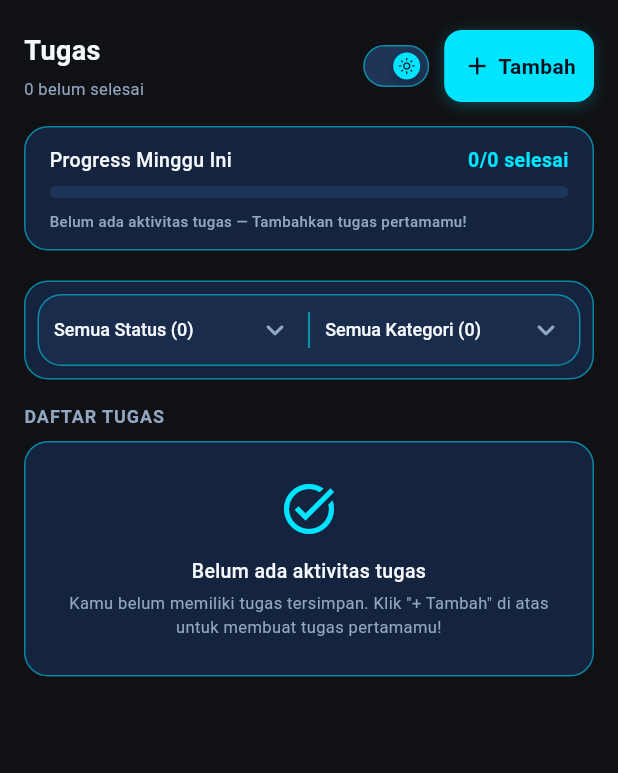
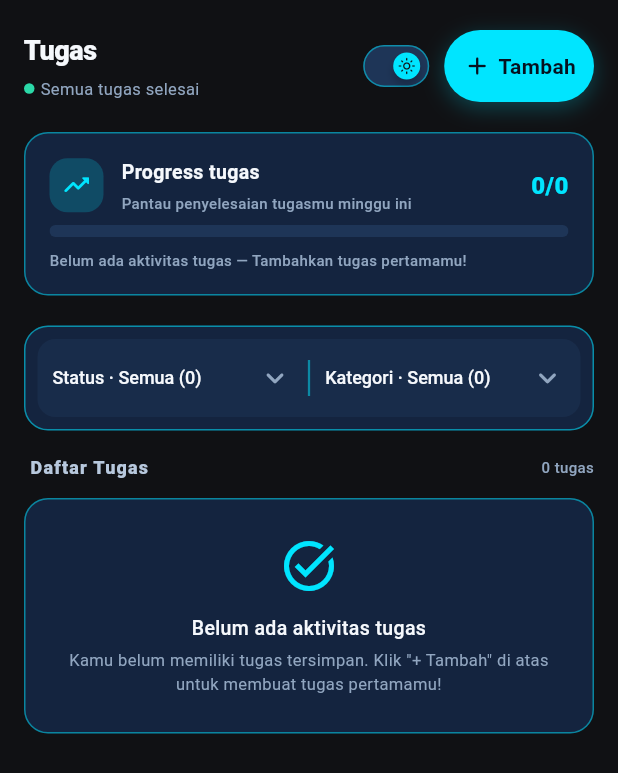
Before and after one commit to LAVOTSIRC/AturAja, a Flutter app: the TaskScreen screen opened directly with empty values, on a phone screen of 412 x 824 dp. Shown: the top 773 px of the screen. Run offline on Flutter 3.47's test engine with Material 3 defaults, Android fonts, the light colour scheme and no system bars; our stand-ins replace camera, go_router, google_fonts, permission_handler, shared_preferences; accounts and stored records are empty.

Commit message:
perbagus halaman tugas

```diff
--- a/lib/screens/task_screen.dart
+++ b/lib/screens/task_screen.dart
@@ -255,7 +255,7 @@ class _TaskScreenState extends State<TaskScreen> {
                         AppSpacing.md,
                         AppSpacing.lg,
                         AppSpacing.md,
-                        AppSpacing.xs,
+                        AppSpacing.sm,
                       ),
                       child: Row(
                         children: [
@@ -265,12 +265,33 @@ class _TaskScreenState extends State<TaskScreen> {
                               children: [
                                 Text(
                                   'Tugas',
-                                  style: AppTypography.titleLarge(c.text),
+                                  style: AppTypography.titleLarge(c.text)
+                                      .copyWith(
+                                        fontWeight: FontWeight.w800,
+                                        letterSpacing: -0.3,
+                                      ),
                                 ),
                                 const SizedBox(height: AppSpacing.xxs),
-                                Text(
-                                  '${pending.length} belum selesai',
+                                Row(
+                                  children: [
+                                    Container(
+                                      width: 7,
+                                      height: 7,
+                                      decoration: BoxDecoration(
+                                        color: pending.isEmpty
+                                            ? c.teal
+                                            : c.amber,
+                                        shape: BoxShape.circle,
+                                      ),
+                                    ),
+                                    const SizedBox(width: AppSpacing.xxs),
+                                    Text(
+                                      pending.isEmpty
+                                          ? 'Semua tugas selesai'
+                                          : '${pending.length} tugas perlu diselesaikan',
                                       style: AppTypography.meta(c.textMuted),
+                                    ),
+                                  ],
                                 ),
                               ],
                             ),
@@ -292,13 +313,13 @@ class _TaskScreenState extends State<TaskScreen> {
                               decoration: BoxDecoration(
                                 color: c.blue,
                                 borderRadius: BorderRadius.circular(
-                                  AppSpacing.sm,
+                                  AppSpacing.huge,
                                 ),
                                 boxShadow: [
                                   BoxShadow(
                                     color: c.blue.withValues(alpha: 0.25),
-                                    blurRadius: AppSpacing.xs,
-                                    offset: const Offset(0, 2),
+                                    blurRadius: AppSpacing.sm,
+                                    offset: const Offset(0, 4),
                                   ),
                                 ],
                               ),
@@ -333,22 +354,52 @@ class _TaskScreenState extends State<TaskScreen> {
                       child: AppCard(
                         padding: const EdgeInsets.symmetric(
                           horizontal: AppSpacing.md,
-                          vertical: AppSpacing.sm,
+                          vertical: AppSpacing.md,
                         ),
                         child: Column(
                           crossAxisAlignment: CrossAxisAlignment.start,
                           children: [
                             Row(
-                              mainAxisAlignment: MainAxisAlignment.spaceBetween,
-                              children: [
-                                Text(
-                                  'Progress Minggu Ini',
-                                  style: AppTypography.label(c.text),
-                                ),
-                                Text(
-                                  '${done.length}/${list.length} selesai',
-                                  style: AppTypography.label(c.blue)
-                                      .copyWith(fontWeight: FontWeight.w700),
+                              children: [
+                                Container(
+                                  width: 36,
+                                  height: 36,
+                                  decoration: BoxDecoration(
+                                    color: c.blueDim,
+                                    borderRadius: BorderRadius.circular(
+                                      AppSpacing.sm,
+                                    ),
+                                  ),
+                                  child: Icon(
+                                    Icons.trending_up_rounded,
+                                    color: c.blue,
+                                    size: AppSpacing.iconSmall,
+                                  ),
+                                ),
+                                const SizedBox(width: AppSpacing.sm),
+                                Expanded(
+                                  child: Column(
+                                    crossAxisAlignment:
+                                        CrossAxisAlignment.start,
+                                    children: [
+                                      Text(
+                                        'Progress tugas',
+                                        style: AppTypography.label(
+                                          c.text,
+                                        ).copyWith(fontWeight: FontWeight.w700),
+                                      ),
+                                      const SizedBox(height: AppSpacing.xxs),
+                                      Text(
+                                        'Pantau penyelesaian tugasmu minggu ini',
+                                        style: AppTypography.micro(c.textMuted),
+                                      ),
+                                    ],
+                                  ),
+                                ),
+                                Text(
+                                  '${done.length}/${list.length}',
+                                  style: AppTypography.title(c.blue)
+                                      .copyWith(fontWeight: FontWeight.w800),
                                 ),
                               ],
                             ),
@@ -401,7 +452,30 @@ class _TaskScreenState extends State<TaskScreen> {
                       child: Column(
                         crossAxisAlignment: CrossAxisAlignment.start,
                         children: [
-                          SectionLabel(_getFilterSectionTitle()),
+                          Padding(
+                            padding: const EdgeInsets.only(
+                              bottom: AppSpacing.sm,
+                              left: AppSpacing.xxs,
+                            ),
+                            child: Row(
+                              children: [
+                                Expanded(
+                                  child: Text(
+                                    _getFilterSectionTitle(),
+                                    style: AppTypography.caption(c.textSub)
+                                        .copyWith(
+                                          fontWeight: FontWeight.w800,
+                                          letterSpacing: 0.8,
+                                        ),
+                                  ),
+                                ),
+                                Text(
+                                  '${filtered.length} tugas',
+                                  style: AppTypography.micro(c.textMuted),
+                                ),
+                              ],
+                            ),
+                          ),
                           if (filtered.isEmpty)
                             _buildEmptyStateForFilter()
                           else
@@ -441,12 +515,13 @@ class _TaskScreenState extends State<TaskScreen> {
 
     return AppCard(
       padding: const EdgeInsets.all(AppSpacing.xs),
+      background: c.surface,
+      borderColor: c.border.withValues(alpha: 0.55),
       child: Container(
-        height: 48,
-        decoration: BoxDecoration(
-          color: c.surfaceHigh.withValues(alpha: 0.5),
-          borderRadius: BorderRadius.circular(AppSpacing.md),
-          border: Border.all(color: c.border, width: 1.0),
+        height: 52,
+        decoration: BoxDecoration(
+          color: c.surfaceHigh.withValues(alpha: 0.45),
+          borderRadius: BorderRadius.circular(AppSpacing.sm),
         ),
         child: Row(
           children: [
@@ -482,11 +557,11 @@ class _TaskScreenState extends State<TaskScreen> {
                     items: [
                       DropdownMenuItem(
                         value: TaskFilter.all,
-                        child: Text('Semua Status (${list.length})'),
+                        child: Text('Status · Semua (${list.length})'),
                       ),
                       DropdownMenuItem(
                         value: TaskFilter.pending,
-                        child: Text('Belum Selesai ($pendingCount)'),
+                        child: Text('Belum selesai ($pendingCount)'),
                       ),
                       DropdownMenuItem(
                         value: TaskFilter.urgent,
@@ -537,7 +612,7 @@ class _TaskScreenState extends State<TaskScreen> {
                     items: [
                       DropdownMenuItem(
                         value: 'Semua',
-                        child: Text('Semua Kategori (${list.length})'),
+                        child: Text('Kategori · Semua (${list.length})'),
                       ),
                       ...availableCategories.map((cat) {
                         final count = list
@@ -668,15 +743,22 @@ class _TaskScreenState extends State<TaskScreen> {
       child: AppCard(
         padding: const EdgeInsets.symmetric(
           horizontal: AppSpacing.sm,
-          vertical: AppSpacing.sm,
+          vertical: AppSpacing.md,
         ),
         background: c.surface,
-        borderColor: !t.done && (isOverdue || isUrgent)
-            ? statusAccentColor.withValues(alpha: 0.6)
-            : c.border,
+        borderColor: c.border.withValues(alpha: 0.5),
+        child: IntrinsicHeight(
           child: Row(
-          crossAxisAlignment: CrossAxisAlignment.start,
-          children: [
+            crossAxisAlignment: CrossAxisAlignment.stretch,
+            children: [
+              Container(
+                width: 4,
+                decoration: BoxDecoration(
+                  color: statusAccentColor,
+                  borderRadius: BorderRadius.circular(AppSpacing.huge),
+                ),
+              ),
+              const SizedBox(width: AppSpacing.sm),
               // Checkbox with Status Badge Circle Dot
               Stack(
                 clipBehavior: Clip.none,
@@ -771,7 +853,11 @@ class _TaskScreenState extends State<TaskScreen> {
                             child: Row(
                               mainAxisSize: MainAxisSize.min,
                               children: [
-                              Icon(categoryIcon(cat), size: 10, color: c.blue),
+                                Icon(
+                                  categoryIcon(cat),
+                                  size: 10,
+                                  color: c.blue,
+                                ),
                                 const SizedBox(width: 2),
                                 Text(
                                   cat,
@@ -807,7 +893,9 @@ class _TaskScreenState extends State<TaskScreen> {
                                       ? c.textMuted
                                       : (isOverdue
                                             ? c.expense
-                                          : (isUrgent ? c.amber : c.textMuted)),
+                                            : (isUrgent
+                                                  ? c.amber
+                                                  : c.textMuted)),
                                 ).copyWith(
                                   fontWeight: !t.done && (isOverdue || isUrgent)
                                       ? FontWeight.w600
@@ -848,6 +936,7 @@ class _TaskScreenState extends State<TaskScreen> {
                 ),
               ),
             ],
+          ),
         ),
       ),
     );
```
Lines whose indentation alone changed are shown as unchanged.
